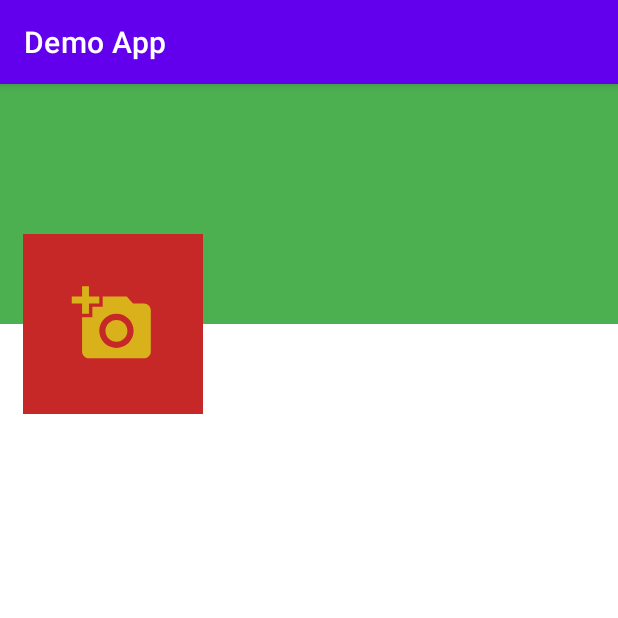
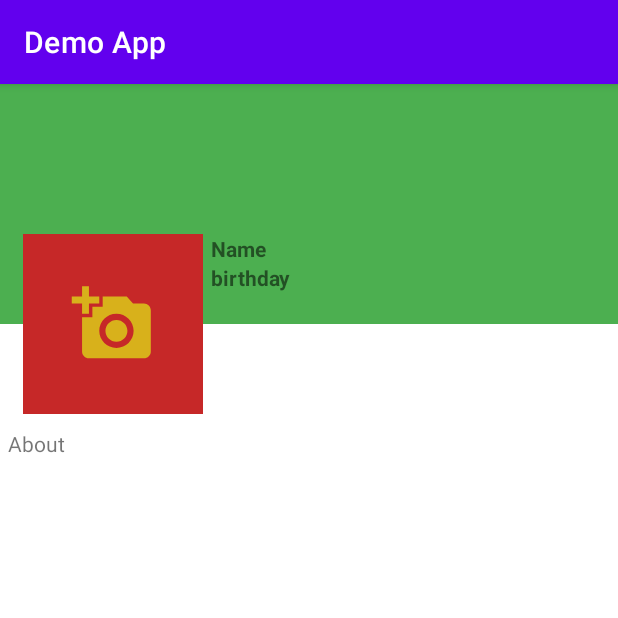
Before and after one commit to QSang98/app_demo, an Android app: the screen it shows after launch (MainActivity), after a tap on "LOG IN", on a phone screen of 412 x 824 dp, the top half of it. Run offline under Robolectric (Android 15) with nearby library versions, the phone set to English and light mode, and no system bars; our stand-ins replace Dagger/Hilt's generated code, RxJava, Timber, data binding; network calls fail.

Commit message:
app demo

```diff
--- a/app/src/main/java/com/example/demoapp/data/ApiService.kt
+++ b/app/src/main/java/com/example/demoapp/data/ApiService.kt
@@ -1,6 +1,8 @@
 package com.example.demoapp.data
 
 import com.example.demoapp.model.LogInModel
+import com.example.demoapp.model.LogInRequest
+import com.example.demoapp.model.UserModel
 import com.example.demoapp.model.UserRequest
 import io.reactivex.Single
 import retrofit2.http.*
@@ -8,7 +10,8 @@ import retrofit2.http.*
 interface ApiService {
 
     @POST("/")
-    fun userLogIn(
-        @Body userRequest: UserRequest
-    ): Single<LogInModel>
+    fun userLogIn(@Body logInRequest: LogInRequest): Single<LogInModel>
+
+    @POST("/")
+    fun getUser(@Body userRequest: UserRequest): Single<UserModel>
 }
--- /dev/null
+++ b/app/src/main/java/com/example/demoapp/data/AuthenInterceptor.kt
@@ -0,0 +1,21 @@
+package com.example.demoapp.data
+
+import android.content.Context
+import com.example.demoapp.ui.MainFragment
+import okhttp3.Interceptor
+import okhttp3.Response
+
+class AuthenInterceptor() : Interceptor {
+
+    override fun intercept(chain: Interceptor.Chain): Response {
+        val requestBuilder = chain.request().newBuilder()
+
+        MainFragment.newInstance().token?.let {
+            requestBuilder.addHeader("Content-Type", "application/json")
+            requestBuilder.addHeader("User-Agent", "android")
+            requestBuilder.addHeader("Authorization", "Bearer $it")
+        }
+
+        return chain.proceed(requestBuilder.build())
+    }
+}
--- a/app/src/main/java/com/example/demoapp/di/AppModule.kt
+++ b/app/src/main/java/com/example/demoapp/di/AppModule.kt
@@ -1,12 +1,15 @@
 package com.example.demoapp.di
 
+import android.content.Context
 import com.example.demoapp.BuildConfig
 import com.example.demoapp.data.ApiService
+import com.example.demoapp.data.AuthenInterceptor
 import com.google.gson.Gson
 import com.google.gson.GsonBuilder
 import dagger.Module
 import dagger.Provides
 import dagger.hilt.InstallIn
+import dagger.hilt.android.qualifiers.ApplicationContext
 import dagger.hilt.components.SingletonComponent
 import okhttp3.OkHttpClient
 import okhttp3.logging.HttpLoggingInterceptor
@@ -30,10 +33,15 @@ object AppModule {
         .build()
 
     @Provides
-    fun providesClientBuilder(httpLoggingInterceptor: HttpLoggingInterceptor): OkHttpClient {
+    fun providesClientBuilder(authenInterceptor: AuthenInterceptor, httpLoggingInterceptor: HttpLoggingInterceptor): OkHttpClient {
         val clientBuilder = OkHttpClient.Builder()
 
-        return clientBuilder.addInterceptor(httpLoggingInterceptor).build()
+        return clientBuilder.addInterceptor(httpLoggingInterceptor).addInterceptor(authenInterceptor).build()
+    }
+
+    @Provides
+    fun providesInterceptor(): AuthenInterceptor {
+        return AuthenInterceptor()
     }
 
     @Provides
--- /dev/null
+++ b/app/src/main/java/com/example/demoapp/model/LogInRequest.kt
@@ -0,0 +1,14 @@
+package com.example.demoapp.model
+
+data class LogInRequest(
+    val email: String,
+    val pwd: String,
+    val application: String,
+    val application_type: Int,
+    val application_version: String,
+    val device_id: String,
+    val device_name: String,
+    val device_type: Int,
+    val os_version: String,
+    val api: String
+)
--- /dev/null
+++ b/app/src/main/java/com/example/demoapp/model/UserModel.kt
@@ -0,0 +1,8 @@
+package com.example.demoapp.model
+
+data class UserModel(
+    val user_name: String,
+    val about: String,
+    val bir: String,
+    val ava_id: String
+)
--- a/app/src/main/java/com/example/demoapp/model/UserRequest.kt
+++ b/app/src/main/java/com/example/demoapp/model/UserRequest.kt
@@ -1,14 +1,5 @@
 package com.example.demoapp.model
 
 data class UserRequest(
-    var email: String,
-    var pwd: String,
-    var application: String,
-    var application_type: Int,
-    var application_version: String,
-    var device_id: String,
-    var device_name: String,
-    var device_type: Int,
-    var os_version: String,
-    var api: String
+    val api: String
 )
--- a/app/src/main/java/com/example/demoapp/repository/ProfileRepository.kt
+++ b/app/src/main/java/com/example/demoapp/repository/ProfileRepository.kt
@@ -2,6 +2,8 @@ package com.example.demoapp.repository
 
 import com.example.demoapp.data.ApiService
 import com.example.demoapp.model.LogInModel
+import com.example.demoapp.model.LogInRequest
+import com.example.demoapp.model.UserModel
 import com.example.demoapp.model.UserRequest
 import io.reactivex.Single
 import javax.inject.Inject
@@ -25,7 +27,11 @@ class ProfileRepository @Inject constructor(
         api: String
     ): Single<LogInModel> {
         return apiService.userLogIn(
-            UserRequest(email, pwd, application, application_type, application_version, device_id, device_name, device_type, os_version, api)
+            LogInRequest(email, pwd, application, application_type, application_version, device_id, device_name, device_type, os_version, api)
         )
     }
+
+    fun getUser(api: String): Single<UserModel> {
+        return apiService.getUser(UserRequest(api))
+    }
 }
--- a/app/src/main/java/com/example/demoapp/ui/MainFragment.kt
+++ b/app/src/main/java/com/example/demoapp/ui/MainFragment.kt
@@ -3,6 +3,7 @@ package com.example.demoapp.ui
 import android.os.Bundle
 import android.view.View
 import androidx.fragment.app.Fragment
+import androidx.fragment.app.viewModels
 import androidx.navigation.fragment.findNavController
 import com.example.demoapp.R
 import com.example.demoapp.databinding.MainFragmentBinding
@@ -10,13 +11,32 @@ import dagger.hilt.android.AndroidEntryPoint
 
 @AndroidEntryPoint
 class MainFragment : Fragment(R.layout.main_fragment) {
+
+    private val viewModel: ProfileViewModel by viewModels()
+
+    var token: String? = null
+
     override fun onViewCreated(view: View, savedInstanceState: Bundle?) {
         super.onViewCreated(view, savedInstanceState)
         val binding = MainFragmentBinding.bind(view)
         binding.lifecycleOwner = viewLifecycleOwner
+        binding.viewModel = viewModel
 
         binding.logInButton.setOnClickListener {
+            viewModel.userLogInAuthetication()
             findNavController().navigate(MainFragmentDirections.actionNavigationMainToNavigationProfile())
         }
+
+        viewModel.logInData.observe(
+            viewLifecycleOwner,
+            {
+                binding.logInTextView.text = it.token
+                token = it.token
+            }
+        )
+    }
+
+    companion object {
+        fun newInstance() = MainFragment()
     }
 }
--- a/app/src/main/java/com/example/demoapp/ui/ProfileFragment.kt
+++ b/app/src/main/java/com/example/demoapp/ui/ProfileFragment.kt
@@ -3,15 +3,31 @@ package com.example.demoapp.ui
 import android.os.Bundle
 import android.view.View
 import androidx.fragment.app.Fragment
+import androidx.fragment.app.viewModels
 import com.example.demoapp.R
 import com.example.demoapp.databinding.ProfileFragmentBinding
 import dagger.hilt.android.AndroidEntryPoint
 
 @AndroidEntryPoint
 class ProfileFragment : Fragment(R.layout.profile_fragment) {
+
+    private val viewModel: ProfileViewModel by viewModels()
+
     override fun onViewCreated(view: View, savedInstanceState: Bundle?) {
         super.onViewCreated(view, savedInstanceState)
         val binding = ProfileFragmentBinding.bind(view)
         binding.lifecycleOwner = viewLifecycleOwner
+        binding.viewModel = viewModel
+
+        viewModel.getUserProfile()
+
+        viewModel.userData.observe(
+            viewLifecycleOwner,
+            {
+                binding.nameTextView.text = it.user_name
+                binding.birthdayTextView.text = it.bir
+                binding.aboutTextView.text = it.about
+            }
+        )
     }
 }
--- a/app/src/main/java/com/example/demoapp/ui/ProfileViewModel.kt
+++ b/app/src/main/java/com/example/demoapp/ui/ProfileViewModel.kt
@@ -5,8 +5,8 @@ import androidx.lifecycle.MutableLiveData
 import androidx.lifecycle.ViewModel
 import com.example.demoapp.Constant
 import com.example.demoapp.model.Data
-import com.example.demoapp.model.LogInModel
-import com.example.demoapp.usecase.GetUsersListUseCase
+import com.example.demoapp.model.UserModel
+import com.example.demoapp.usecase.GetUserUseCase
 import com.example.demoapp.usecase.UserLogInUseCase
 import dagger.hilt.android.lifecycle.HiltViewModel
 import io.reactivex.android.schedulers.AndroidSchedulers
@@ -14,13 +14,13 @@ import io.reactivex.disposables.CompositeDisposable
 import io.reactivex.rxkotlin.addTo
 import io.reactivex.rxkotlin.subscribeBy
 import io.reactivex.schedulers.Schedulers
-import okhttp3.RequestBody
 import timber.log.Timber
 import javax.inject.Inject
 
 @HiltViewModel
 class ProfileViewModel @Inject constructor(
-    private val userLogInUseCase: UserLogInUseCase
+    private val userLogInUseCase: UserLogInUseCase,
+    private val getUserUseCase: GetUserUseCase
 ) : ViewModel() {
 
     private val disposables = CompositeDisposable()
@@ -28,9 +28,8 @@ class ProfileViewModel @Inject constructor(
     val logInData: LiveData<Data> get() = _logInData
     private val _logInData = MutableLiveData<Data>()
 
-    init {
-        userLogInAuthetication()
-    }
+    val userData: LiveData<UserModel> get() = _userData
+    private val _userData = MutableLiveData<UserModel>()
 
     fun userLogInAuthetication() {
         userLogInUseCase.invoke(
@@ -59,6 +58,22 @@ class ProfileViewModel @Inject constructor(
             .addTo(disposables)
     }
 
+    fun getUserProfile() {
+        getUserUseCase.invoke(Constant.API_USER)
+            .observeOn(AndroidSchedulers.mainThread())
+            .subscribeOn(Schedulers.io())
+            .subscribeBy(
+                onSuccess = {
+                    _userData.postValue(it)
+                    Timber.i("success!")
+                },
+                onError = {
+                    Timber.e("error")
+                }
+            )
+            .addTo(disposables)
+    }
+
     override fun onCleared() {
         super.onCleared()
         disposables.clear()
--- /dev/null
+++ b/app/src/main/java/com/example/demoapp/usecase/GetUserUseCase.kt
@@ -0,0 +1,16 @@
+package com.example.demoapp.usecase
+
+import com.example.demoapp.model.UserModel
+import com.example.demoapp.repository.ProfileRepository
+import io.reactivex.Single
+import javax.inject.Inject
+import javax.inject.Singleton
+
+@Singleton
+class GetUserUseCase @Inject constructor(
+    val profileRepository: ProfileRepository
+) {
+    operator fun invoke(api: String): Single<UserModel> {
+        return profileRepository.getUser(api)
+    }
+}
--- a/app/src/main/java/com/example/demoapp/usecase/UserLogInUseCase.kt
+++ b/app/src/main/java/com/example/demoapp/usecase/UserLogInUseCase.kt
@@ -24,7 +24,7 @@ class UserLogInUseCase @Inject constructor(
         api: String
     ): Single<LogInModel> {
         return profileRepository.userLogIn(
-           email, pwd, application, application_type, application_version, device_id, device_name, device_type, os_version, api
+            email, pwd, application, application_type, application_version, device_id, device_name, device_type, os_version, api
         )
     }
 }
--- a/app/src/main/res/layout/main_fragment.xml
+++ b/app/src/main/res/layout/main_fragment.xml
@@ -3,6 +3,9 @@
     xmlns:android="http://schemas.android.com/apk/res/android"
     xmlns:app="http://schemas.android.com/apk/res-auto">
     <data>
+        <variable
+            name="viewModel"
+            type="com.example.demoapp.ui.ProfileViewModel" />
 
     </data>
 
--- a/app/src/main/res/layout/profile_fragment.xml
+++ b/app/src/main/res/layout/profile_fragment.xml
@@ -2,6 +2,9 @@
 <layout
     xmlns:android="http://schemas.android.com/apk/res/android">
     <data>
+        <variable
+            name="viewModel"
+            type="com.example.demoapp.ui.ProfileViewModel" />
 
     </data>
 
@@ -17,10 +20,12 @@
         </RelativeLayout>
 
         <LinearLayout
+            android:id="@+id/user"
             android:layout_width="match_parent"
             android:layout_height="120dp"
             android:orientation="horizontal"
             android:layout_marginTop="100dp">
+
             <ImageView
                 android:id="@+id/photoImageView"
                 android:background="@color/red"
@@ -28,13 +33,49 @@
                 android:layout_height="120dp"
                 android:layout_marginStart="15dp"
                 android:src="@drawable/ic_add_photo_foreground"/>
-            <TextView
-                android:id="@+id/nameTextView"
+            <LinearLayout
                 android:layout_width="0dp"
                 android:layout_height="wrap_content"
-                android:text=""
-                android:layout_weight="1"/>
+                android:layout_weight="1"
+                android:orientation="vertical">
+
+                <TextView
+                    android:id="@+id/nameTextView"
+                    android:layout_width="match_parent"
+                    android:layout_height="wrap_content"
+                    android:text="Name"
+                    android:textStyle="bold"
+                    android:layout_marginStart="5dp"
+                    android:layout_marginEnd="5dp"
+                    android:lines="1"
+                    android:ellipsize="end"/>
+
+                <TextView
+                    android:id="@+id/birthdayTextView"
+                    android:layout_width="match_parent"
+                    android:layout_height="wrap_content"
+                    android:text="birthday"
+                    android:layout_weight="1"
+                    android:textStyle="bold"
+                    android:layout_marginStart="5dp"
+                    android:layout_marginEnd="5dp"
+                    android:lines="1"
+                    android:ellipsize="end"/>
+
+            </LinearLayout>
+
         </LinearLayout>
+
+        <TextView
+            android:layout_below="@+id/user"
+            android:id="@+id/aboutTextView"
+            android:layout_width="match_parent"
+            android:layout_height="wrap_content"
+            android:layout_marginBottom="10dp"
+            android:text="About"
+            android:layout_marginTop="10dp"
+            android:layout_marginStart="5dp"/>
+
 
     </RelativeLayout>
 
```
